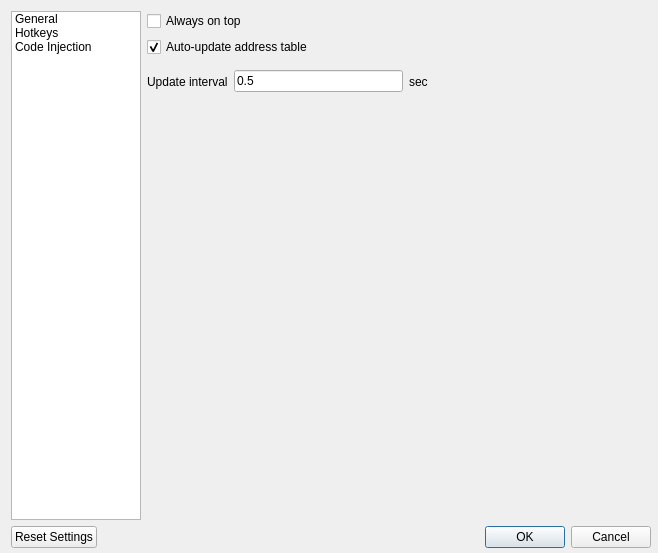
Before: the Qt Designer form GUI/settingsdialog.ui in korcankaraokcu/PINCE, drawn with Qt 5.
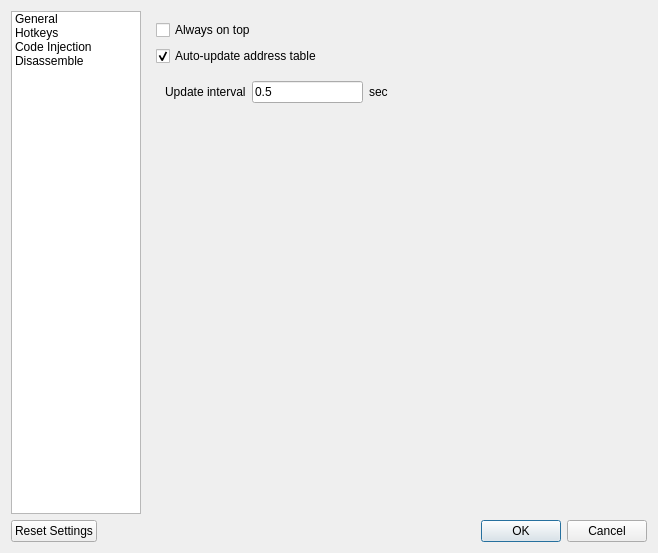
After: the same form once the commit is applied.

Commit message: Added 'instruction per scroll' to Settings dialog GUI Update

```diff
--- a/GUI/settingsdialog.ui
+++ b/GUI/settingsdialog.ui
@@ -13,15 +13,8 @@
   <property name="windowTitle">
    <string>Settings</string>
   </property>
-  <widget class="QWidget" name="">
-   <property name="geometry">
-    <rect>
-     <x>11</x>
-     <y>11</y>
-     <width>640</width>
-     <height>537</height>
-    </rect>
-   </property>
+  <layout class="QGridLayout" name="gridLayout_2">
+   <item row="0" column="0">
    <layout class="QVBoxLayout" name="verticalLayout">
     <item>
      <layout class="QHBoxLayout" name="horizontalLayout_2">
@@ -54,6 +47,11 @@
           <string>Code Injection</string>
          </property>
         </item>
+         <item>
+          <property name="text">
+           <string>Disassemble</string>
+          </property>
+         </item>
        </widget>
       </item>
       <item>
@@ -68,15 +66,12 @@
          <number>0</number>
         </property>
         <widget class="QWidget" name="page">
-         <widget class="QWidget" name="layoutWidget">
-          <property name="geometry">
-           <rect>
-            <x>0</x>
-            <y>0</y>
-            <width>281</width>
-            <height>89</height>
-           </rect>
-          </property>
+          <layout class="QGridLayout" name="gridLayout">
+           <item row="0" column="0">
+            <layout class="QVBoxLayout" name="verticalLayout_5">
+             <item>
+              <layout class="QHBoxLayout" name="horizontalLayout_7">
+               <item>
           <layout class="QVBoxLayout" name="verticalLayout_3">
            <item>
             <layout class="QVBoxLayout" name="verticalLayout_2">
@@ -100,7 +95,8 @@
             </layout>
            </item>
            <item>
-            <layout class="QHBoxLayout" name="horizontalLayout_3">
+                  <widget class="QWidget" name="QWidget_UpdateInterval" native="true">
+                   <layout class="QHBoxLayout" name="horizontalLayout_UpdateInterval">
              <item>
               <widget class="QLabel" name="label">
                <property name="text">
@@ -123,9 +119,41 @@
               </widget>
              </item>
             </layout>
-           </item>
-          </layout>
-         </widget>
+                  </widget>
+                 </item>
+                </layout>
+               </item>
+               <item>
+                <spacer name="horizontalSpacer_4">
+                 <property name="orientation">
+                  <enum>Qt::Horizontal</enum>
+                 </property>
+                 <property name="sizeHint" stdset="0">
+                  <size>
+                   <width>40</width>
+                   <height>20</height>
+                  </size>
+                 </property>
+                </spacer>
+               </item>
+              </layout>
+             </item>
+             <item>
+              <spacer name="verticalSpacer_2">
+               <property name="orientation">
+                <enum>Qt::Vertical</enum>
+               </property>
+               <property name="sizeHint" stdset="0">
+                <size>
+                 <width>20</width>
+                 <height>40</height>
+                </size>
+               </property>
+              </spacer>
+             </item>
+            </layout>
+           </item>
+          </layout>
         </widget>
         <widget class="QWidget" name="page_2">
          <widget class="QWidget" name="layoutWidget">
@@ -319,7 +347,8 @@
      </layout>
     </item>
    </layout>
-  </widget>
+   </item>
+  </layout>
  </widget>
  <resources/>
  <connections>
```
Left out of the diff: 112 changed lines with no effect on the pictures. Lines whose indentation alone changed are shown as unchanged. The commit also changes 2 other files.
